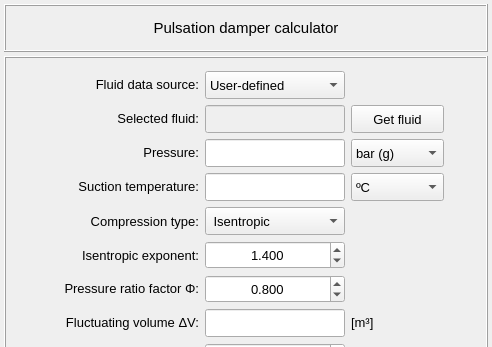
Above: pulse/interface/data/ui_files/model/setup/acoustic/pulsation_damper_calculator_inputs.ui from open-pulse/OpenPulse before the change; both pictures show x 0 to 492 and y 0 to 347 of the 492 by 576 pixel window. Below: the same form after it.
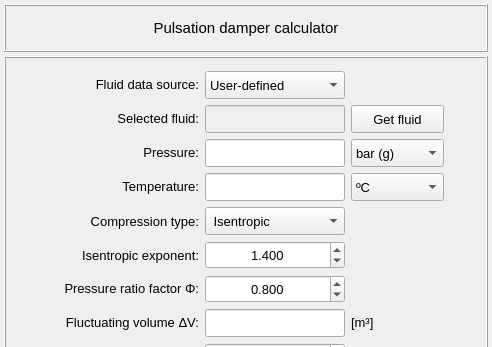
That is the form after the change.

```diff
--- a/pulse/interface/data/ui_files/model/setup/acoustic/pulsation_damper_calculator_inputs.ui
+++ b/pulse/interface/data/ui_files/model/setup/acoustic/pulsation_damper_calculator_inputs.ui
@@ -726,7 +726,7 @@
             </font>
            </property>
            <property name="text">
-            <string>&lt;html&gt;&lt;head/&gt;&lt;body&gt;&lt;p align=&quot;right&quot;&gt;Suction temperature:&lt;/p&gt;&lt;/body&gt;&lt;/html&gt;</string>
+            <string>&lt;html&gt;&lt;head/&gt;&lt;body&gt;&lt;p align=&quot;right&quot;&gt;Temperature:&lt;/p&gt;&lt;/body&gt;&lt;/html&gt;</string>
            </property>
            <property name="alignment">
             <set>Qt::AlignCenter</set>
```
